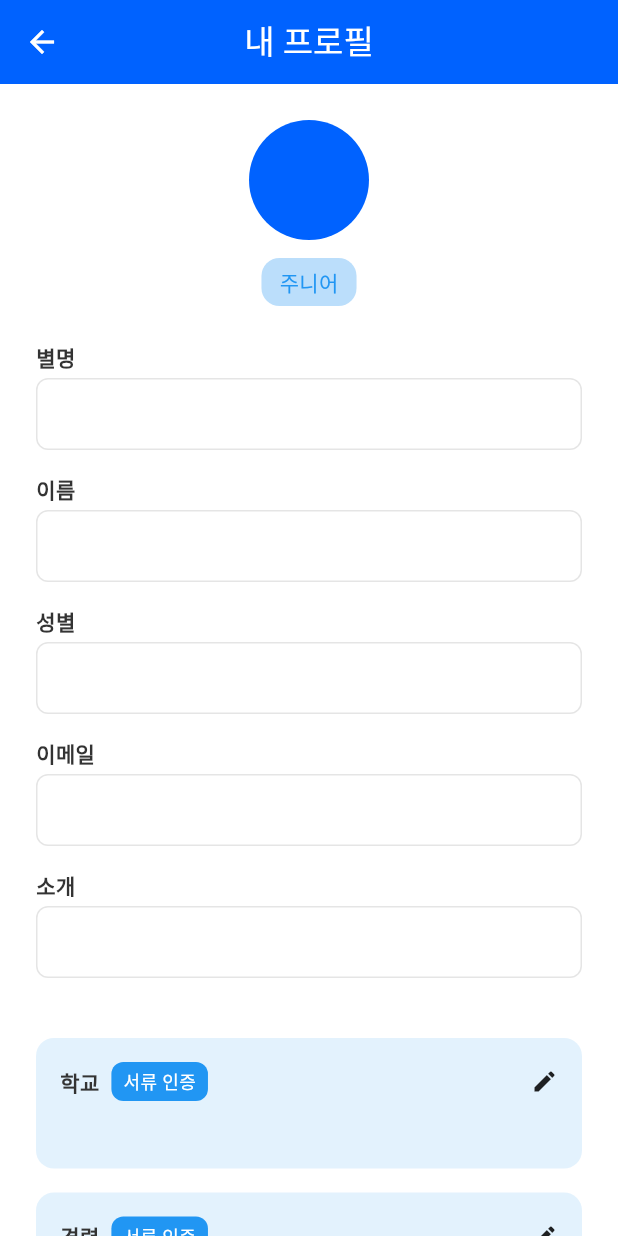
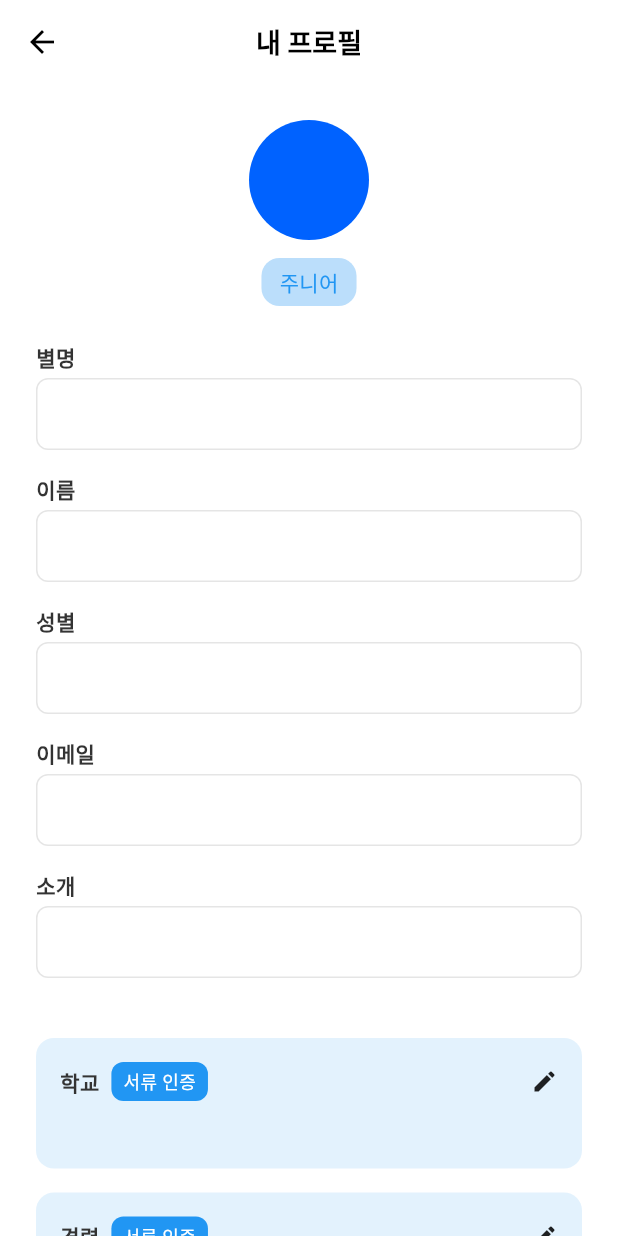
Before and after one commit to pattangeumdduck/gachiga, a Flutter app: the HomeScreen screen opened directly, item 4 of the bottom bar chosen, after a tap on "내 프로필 보기", on a phone screen of 412 x 824 dp. Run offline on Flutter 3.47's test engine with Material 3 defaults, Android fonts, the light colour scheme and no system bars; our stand-ins replace flutter_svg, get.

Commit message:
version 20250625

```diff
--- a/lib/screens/care_screen.dart
+++ b/lib/screens/care_screen.dart
@@ -2,6 +2,7 @@ import 'package:flutter/material.dart';
 import 'package:get/get.dart';
 import 'package:flutter_svg/flutter_svg.dart';
 import 'request_inbox_screen.dart';
+import 'profile_detail_screen.dart';
 
 class CareScreen extends StatelessWidget {
   const CareScreen({super.key});
@@ -72,7 +73,7 @@ class CareScreen extends StatelessWidget {
             width: double.infinity,
             child: ElevatedButton(
               onPressed: () {
-                // TODO: 프로필 완성하러 가기
+                Get.to(() => const ProfileDetailScreen());
               },
               child: const Text("프로필 완성하러 가기"),
             ),
--- a/lib/screens/home_screen.dart
+++ b/lib/screens/home_screen.dart
@@ -62,42 +62,54 @@ class _HomeScreenState extends State<HomeScreen> {
         showUnselectedLabels: false,
         items: [
           BottomNavigationBarItem(
-            icon: SvgPicture.asset(
+            icon: SizedBox(
+              width: 50,
+              height: 50,
+              child: SvgPicture.asset(
                 _selectedIndex == 0
                     ? 'assets/images/Selected=Yes, Type=Home.svg'
                     : 'assets/images/Selected=No, Type=Home.svg',
-              width: 60,
-              height: 60,
+                fit: BoxFit.contain,
+              ),
             ),
             label: '',
           ),
           BottomNavigationBarItem(
-            icon: SvgPicture.asset(
+            icon: SizedBox(
+              width: 50,
+              height: 50,
+              child: SvgPicture.asset(
                 _selectedIndex == 1
                     ? 'assets/images/Selected=Yes, Type=Share.svg'
                     : 'assets/images/Selected=No, Type=Share.svg',
-              width: 60,
-              height: 60,
+                fit: BoxFit.contain,
+              ),
             ),
             label: '',
           ),
           BottomNavigationBarItem(
-            icon: SvgPicture.asset(
+            icon: SizedBox(
+              width: 50,
+              height: 50,
+              child: SvgPicture.asset(
                 _selectedIndex == 2
                     ? 'assets/images/Selected=Yes, Type=Care.svg'
                     : 'assets/images/Selected=No, Type=Care.svg',
-              width: 60,
-              height: 60,
+                fit: BoxFit.contain,
+              ),
             ),
             label: '',
           ),
           BottomNavigationBarItem(
-            icon: SvgPicture.asset(
+            icon: SizedBox(
+              width: 50,
+              height: 50,
+              child: SvgPicture.asset(
                 _selectedIndex == 3
                     ? 'assets/images/Selected=Yes, Type=My.svg'
                     : 'assets/images/Selected=No, Type=My.svg',
-              width: 60,
-              height: 60,
+                fit: BoxFit.contain,
+              ),
             ),
             label: '',
           ),
--- a/lib/screens/profile_detail_screen.dart
+++ b/lib/screens/profile_detail_screen.dart
@@ -1,5 +1,6 @@
 import 'package:flutter/material.dart';
 import 'package:get/get.dart';
+
 
 class ProfileDetailScreen extends StatelessWidget {
   const ProfileDetailScreen({super.key});
@@ -9,9 +10,18 @@ class ProfileDetailScreen extends StatelessWidget {
     final theme = Theme.of(context);
     return Scaffold(
       appBar: AppBar(
-        title: const Text('내 프로필'),
+        backgroundColor: Colors.white, // 살짝 그림자
+        centerTitle: true,
+        title: const Text(
+          '내 프로필',
+          style: TextStyle(
+            color: Colors.black,
+            fontSize: 18,
+            fontWeight: FontWeight.bold,
+          ),
+        ),
         leading: IconButton(
-          icon: const Icon(Icons.arrow_back),
+          icon: const Icon(Icons.arrow_back, color: Colors.black),
           onPressed: () => Get.back(),
         ),
       ),
--- a/lib/screens/signup_complete_screen.dart
+++ b/lib/screens/signup_complete_screen.dart
@@ -2,7 +2,7 @@ import 'package:flutter/material.dart';
 import 'package:flutter_svg/flutter_svg.dart';
 import 'package:get/get.dart';
 import 'package:gachiga1/screens/home_screen.dart';
-
+import 'profile_detail_screen.dart';
 class SignupCompleteScreen extends StatelessWidget {
   const SignupCompleteScreen({super.key});
 
@@ -47,7 +47,7 @@ class SignupCompleteScreen extends StatelessWidget {
                 height: 48,
                 child: OutlinedButton(
                   onPressed: () {
-                    // TODO: 프로필 작성 끝내기 액션
+                    Get.to(() => const ProfileDetailScreen());
                   },
                   style: OutlinedButton.styleFrom(
                     side: BorderSide(color: theme.primaryColor),
--- a/lib/screens/signup_form.dart
+++ b/lib/screens/signup_form.dart
@@ -88,6 +88,7 @@ class _SignupFormScreenState extends State<SignupFormScreen> {
                                   controller: _nameController,
                                   decoration: const InputDecoration(
                                     hintText: '이름을 입력해주세요',
+                                    hintStyle: TextStyle(color: Colors.grey),
                                   ),
                                   validator: (value) =>
                                       value == null || value.isEmpty
@@ -163,13 +164,14 @@ class _SignupFormScreenState extends State<SignupFormScreen> {
                         selectedBorderColor: theme.primaryColor,
                       ),
                       const SizedBox(height: 24),
-                      Text('아이디(이메일일)', style: theme.textTheme.bodyMedium),
+                      Text('아이디(이메일)', style: theme.textTheme.bodyMedium),
                       const SizedBox(height: 8),
                       TextFormField(
                         controller: _emailController,
                         keyboardType: TextInputType.emailAddress,
                         decoration: const InputDecoration(
                           hintText: '예) example@gmail.com',
+                          hintStyle: TextStyle(color: Colors.grey),
                         ),
                         validator: (value) {
                           if (value == null || value.isEmpty) {
@@ -194,6 +196,7 @@ class _SignupFormScreenState extends State<SignupFormScreen> {
                         obscureText: _obscurePassword,
                         decoration: InputDecoration(
                           hintText: '비밀번호를 입력해주세요',
+                          hintStyle: TextStyle(color: Colors.grey),
                           suffixIcon: IconButton(
                             icon: Icon(
                               _obscurePassword ? Icons.visibility_off : Icons.visibility,
@@ -224,6 +227,7 @@ class _SignupFormScreenState extends State<SignupFormScreen> {
                         obscureText: _obscureConfirm,
                         decoration: InputDecoration(
                           hintText: '비밀번호를 다시 입력해주세요',
+                          hintStyle: TextStyle(color: Colors.grey),
                           suffixIcon: IconButton(
                             icon: Icon(
                               _obscureConfirm ? Icons.visibility_off : Icons.visibility,
--- a/lib/screens/survey_junior.dart
+++ b/lib/screens/survey_junior.dart
@@ -191,6 +191,7 @@ class _JuniorSurveyScreenState extends State<JuniorSurveyScreen> {
       decoration: InputDecoration(
         border: const OutlineInputBorder(),
         hintText: hint ?? '입력해주세요',
+        hintStyle: TextStyle(color: Colors.grey),
       ),
     );
   }
```
Also changed, not shown: 6 other files. Lines whose indentation alone changed are shown as unchanged.
